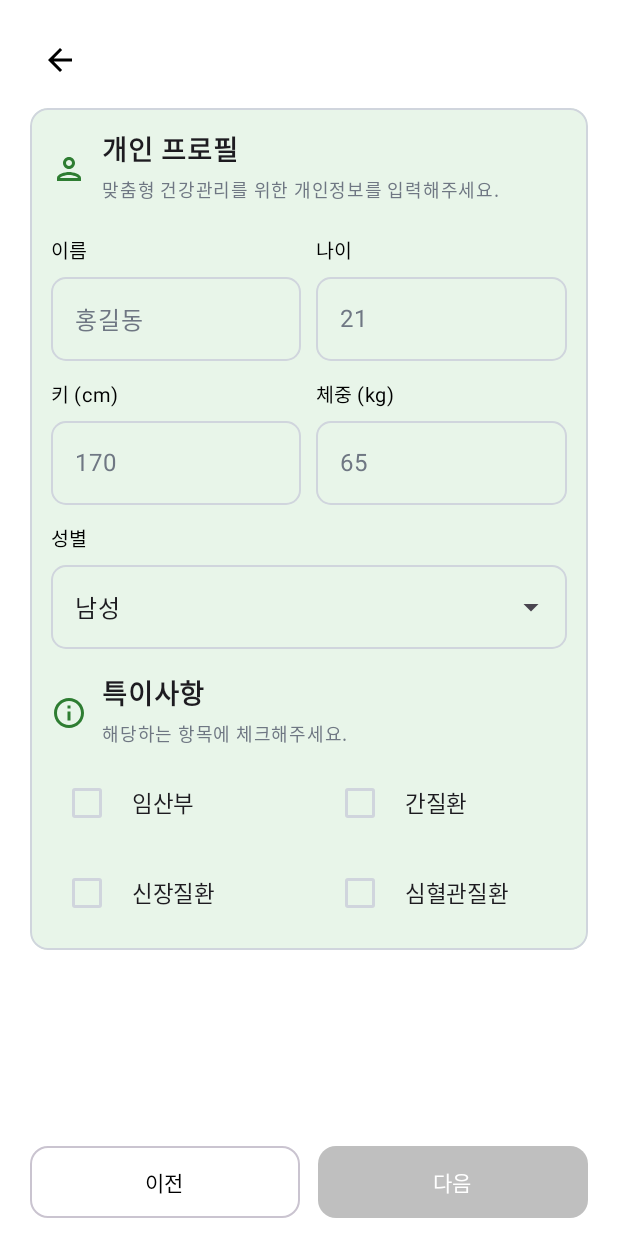
After one commit to leedain0228/Health-Care-Dispenser, an Android app built with Jetpack Compose: the ProfileAddScreen screen opened through its navigation route, on a phone screen of 412 x 824 dp. The commit adds this screen. Run offline under Robolectric (Android 15) with nearby library versions, the phone set to English and light mode, and no system bars.

Commit message:
프로필추가화면까찌 구현완료

```diff
--- a/app/src/main/java/com/example/healthcaredispenser/navigation/NavGraph.kt
+++ b/app/src/main/java/com/example/healthcaredispenser/navigation/NavGraph.kt
@@ -11,7 +11,9 @@ object Routes {
     const val WELCOME = "welcome"
     const val SIGNUP  = "signup"
     const val PROFILE = "profile"
+    const val PROFILE_ADD = "profile_add"
     const val HABITS  = "habits"
+
 }
 
 @Composable
@@ -42,6 +44,8 @@ fun AppNavGraph(
             ProfileScreen(navController = navController)
         }
 
+        composable(Routes.PROFILE_ADD) { ProfileAddScreen(navController) }
+
         composable(Routes.HABITS) {
             HabitsScreen(navController = navController)
         }
--- a/app/src/main/java/com/example/healthcaredispenser/ui/screens/HabitsScreen.kt
+++ b/app/src/main/java/com/example/healthcaredispenser/ui/screens/HabitsScreen.kt
@@ -31,7 +31,7 @@ import androidx.compose.ui.unit.Dp
 import androidx.compose.ui.unit.dp
 import androidx.compose.ui.unit.sp
 import androidx.navigation.NavController
-import com.example.healthcaredispenser.ui.theme.BorderGray
+import com.example.healthcaredispenser.navigation.Routes
 import com.example.healthcaredispenser.ui.theme.HintGray
 import com.example.healthcaredispenser.ui.theme.LoginGreen
 import com.example.healthcaredispenser.ui.theme.SignBg
@@ -90,7 +90,6 @@ fun HabitsScreen(
             BackBar(onBack = { navController.popBackStack() })
         },
         bottomBar = {
-            // 버튼만 고정 (탭바 제거)
             Box(
                 modifier = Modifier
                     .fillMaxWidth()
@@ -99,16 +98,17 @@ fun HabitsScreen(
             ) {
                 Button(
                     onClick = {
-                        navController.previousBackStackEntry
+                        // ✅ 선택 습관 저장 → 프로필 추가 화면으로 이동
+                        navController.currentBackStackEntry
                             ?.savedStateHandle
-                            ?.set("newProfile", TempProfile(name = "새 프로필", habits = chosen))
-                        navController.popBackStack()
+                            ?.set("chosenHabits", ArrayList(chosen))
+                        navController.navigate(Routes.PROFILE_ADD)
                     },
                     enabled = canProceed,
                     modifier = Modifier
                         .width(HabitsUI.BtnWidth)
                         .height(HabitsUI.BtnHeight)
-                        .offset(y = (-12).dp), // 👈 버튼만 위로 올림
+                        .offset(y = (-12).dp),
                     colors = ButtonDefaults.buttonColors(
                         containerColor = LoginGreen,
                         contentColor = Color.White,
@@ -131,7 +131,6 @@ fun HabitsScreen(
         ) {
             Spacer(Modifier.height(HabitsUI.TitleTop))
 
-            // 제목/부제목 중앙 정렬
             Text(
                 text = "생활습관 선택",
                 modifier = Modifier.fillMaxWidth(),
@@ -151,7 +150,6 @@ fun HabitsScreen(
 
             Spacer(Modifier.height(18.dp))
 
-            // 카드 7개
             items.forEachIndexed { idx, item ->
                 val isOn = selected[item.label] == true
                 HabitRow(
@@ -168,7 +166,6 @@ fun HabitsScreen(
     }
 }
 
-/** 전체폭 카드(아이콘+텍스트, 녹색 테두리). 선택 시 연녹 배경 */
 @Composable
 private fun HabitRow(
     label: String,
@@ -195,7 +192,6 @@ private fun HabitRow(
     }
 }
 
-/** 공통 뒤로가기 바 */
 @Composable
 private fun BackBar(
     onBack: () -> Unit,
--- /dev/null
+++ b/app/src/main/java/com/example/healthcaredispenser/ui/screens/ProfileAddScreen.kt
@@ -0,0 +1,375 @@
+@file:OptIn(androidx.compose.material3.ExperimentalMaterial3Api::class)
+
+package com.example.healthcaredispenser.ui.screens
+
+import androidx.compose.foundation.background
+import androidx.compose.foundation.border
+import androidx.compose.foundation.layout.*
+import androidx.compose.foundation.rememberScrollState
+import androidx.compose.foundation.shape.RoundedCornerShape
+import androidx.compose.foundation.text.KeyboardOptions
+import androidx.compose.foundation.verticalScroll
+import androidx.compose.material.icons.Icons
+import androidx.compose.material.icons.filled.ArrowBack
+import androidx.compose.material.icons.outlined.Info
+import androidx.compose.material.icons.outlined.Person
+import androidx.compose.material3.*
+import androidx.compose.runtime.*
+import androidx.compose.runtime.saveable.rememberSaveable
+import androidx.compose.ui.Alignment
+import androidx.compose.ui.Modifier
+import androidx.compose.ui.draw.clip
+import androidx.compose.ui.graphics.Color
+import androidx.compose.ui.text.font.FontWeight
+import androidx.compose.ui.text.input.KeyboardType
+import androidx.compose.ui.unit.Dp
+import androidx.compose.ui.unit.dp
+import androidx.compose.ui.unit.sp
+import androidx.navigation.NavController
+import com.example.healthcaredispenser.navigation.Routes
+import com.example.healthcaredispenser.ui.theme.BorderGray
+import com.example.healthcaredispenser.ui.theme.HintGray
+import com.example.healthcaredispenser.ui.theme.LoginGreen
+import com.example.healthcaredispenser.ui.theme.SignBg
+
+// 피그마 감성에 가깝게 약간 타이트한 토큰
+private object AddUI {
+    val ScreenSide = 20.dp
+    val CardRadius = 12.dp
+    val CardPad = 14.dp
+    val FieldGap = 10.dp
+    val SectionGap = 16.dp
+    val TitleTop = 8.dp
+    val FieldCorner = 10.dp
+    val BtnHeight = 48.dp
+}
+
+@Composable
+fun ProfileAddScreen(
+    navController: NavController
+) {
+    // ✅ HabitsScreen에서 선택한 습관 받기
+    val chosenHabits = remember {
+        navController.previousBackStackEntry
+            ?.savedStateHandle
+            ?.get<ArrayList<String>>("chosenHabits")
+            ?: arrayListOf()
+    }
+
+    var name by rememberSaveable { mutableStateOf("") }
+    var age by rememberSaveable { mutableStateOf("") }
+    var height by rememberSaveable { mutableStateOf("") }
+    var weight by rememberSaveable { mutableStateOf("") }
+
+    var genderExpanded by rememberSaveable { mutableStateOf(false) }
+    var gender by rememberSaveable { mutableStateOf("남성") }
+
+    var isPregnant by rememberSaveable { mutableStateOf(false) }
+    var hasLiver by rememberSaveable { mutableStateOf(false) }
+    var hasKidney by rememberSaveable { mutableStateOf(false) }
+    var hasCardio by rememberSaveable { mutableStateOf(false) }
+
+    // 정수만 허용
+    fun onlyDigits(old: String, new: String) =
+        if (new.all { it.isDigit() } || new.isBlank()) new else old
+
+    val valid = name.isNotBlank() && age.isNotBlank() && height.isNotBlank() && weight.isNotBlank()
+
+    Scaffold(
+        containerColor = Color.White,
+        // ⬇️ bottom inset 포함(버튼에 컨텐츠 안 가리게)
+        contentWindowInsets = WindowInsets.safeDrawing,
+        topBar = { BackBar(onBack = { navController.popBackStack() }) },
+        bottomBar = {
+            Row(
+                modifier = Modifier
+                    .fillMaxWidth()
+                    .padding(horizontal = AddUI.ScreenSide, vertical = 12.dp),
+                horizontalArrangement = Arrangement.spacedBy(12.dp)
+            ) {
+                OutlinedButton(
+                    onClick = { navController.popBackStack() },
+                    border = ButtonDefaults.outlinedButtonBorder.copy(width = 1.dp),
+                    modifier = Modifier
+                        .height(AddUI.BtnHeight)
+                        .weight(1f),
+                    colors = ButtonDefaults.outlinedButtonColors(
+                        containerColor = Color.White,
+                        contentColor = Color.Black
+                    ),
+                    shape = RoundedCornerShape(12.dp)
+                ) { Text("이전") }
+
+                Button(
+                    onClick = {
+                        val profileName = name.ifBlank { "새 프로필" }
+                        val profileEntry = navController.getBackStackEntry(Routes.PROFILE)
+                        profileEntry.savedStateHandle["newProfile"] =
+                            TempProfile(
+                                name = profileName,
+                                habits = chosenHabits
+                            )
+                        navController.popBackStack(Routes.PROFILE, inclusive = false)
+                    },
+                    enabled = valid,
+                    modifier = Modifier
+                        .height(AddUI.BtnHeight)
+                        .weight(1f),
+                    colors = ButtonDefaults.buttonColors(
+                        containerColor = LoginGreen,
+                        contentColor = Color.White,
+                        disabledContainerColor = Color(0xFFBFBFBF),
+                        disabledContentColor = Color.White
+                    ),
+                    shape = RoundedCornerShape(12.dp)
+                ) { Text("다음") }
+            }
+        }
+    ) { inner ->
+        Column(
+            modifier = Modifier
+                .padding(inner) // ⬅️ bottomBar 높이만큼 자동 패딩
+                .fillMaxSize()
+                .padding(horizontal = AddUI.ScreenSide)
+                .verticalScroll(rememberScrollState())
+        ) {
+            Spacer(Modifier.height(AddUI.TitleTop))
+
+            // === 카드 ===
+            Column(
+                modifier = Modifier
+                    .fillMaxWidth()
+                    .clip(RoundedCornerShape(AddUI.CardRadius))
+                    .background(SignBg)
+                    .border(1.dp, BorderGray, RoundedCornerShape(AddUI.CardRadius))
+                    .padding(AddUI.CardPad)
+            ) {
+                // 섹션 아이콘 + 텍스트 (피그마 느낌)
+                SectionHeader(
+                    icon = Icons.Outlined.Person,
+                    title = "개인 프로필",
+                    subtitle = "맞춤형 건강관리를 위한 개인정보를 입력해주세요."
+                )
+
+                Spacer(Modifier.height(AddUI.SectionGap))
+
+                // 이름 / 나이
+                Row(Modifier.fillMaxWidth(), horizontalArrangement = Arrangement.spacedBy(10.dp)) {
+                    LabeledField(
+                        label = "이름",
+                        value = name,
+                        onValueChange = { name = it },
+                        placeholder = "홍길동",
+                        modifier = Modifier.weight(1f),
+                        corner = AddUI.FieldCorner
+                    )
+                    LabeledField(
+                        label = "나이",
+                        value = age,
+                        onValueChange = { age = onlyDigits(age, it) },
+                        placeholder = "21",
+                        keyboardType = KeyboardType.Number,
+                        modifier = Modifier.weight(1f),
+                        corner = AddUI.FieldCorner
+                    )
+                }
+
+                Spacer(Modifier.height(AddUI.FieldGap))
+
+                // 키 / 체중
+                Row(Modifier.fillMaxWidth(), horizontalArrangement = Arrangement.spacedBy(10.dp)) {
+                    LabeledField(
+                        label = "키 (cm)",
+                        value = height,
+                        onValueChange = { height = onlyDigits(height, it) },
+                        placeholder = "170",
+                        keyboardType = KeyboardType.Number,
+                        modifier = Modifier.weight(1f),
+                        corner = AddUI.FieldCorner
+                    )
+                    LabeledField(
+                        label = "체중 (kg)",
+                        value = weight,
+                        onValueChange = { weight = onlyDigits(weight, it) },
+                        placeholder = "65",
+                        keyboardType = KeyboardType.Number,
+                        modifier = Modifier.weight(1f),
+                        corner = AddUI.FieldCorner
+                    )
+                }
+
+                Spacer(Modifier.height(AddUI.FieldGap))
+
+                // 성별 드롭다운
+                Text("성별", fontSize = 13.sp, color = Color.Black)
+                Spacer(Modifier.height(6.dp))
+                ExposedDropdownMenuBox(
+                    expanded = genderExpanded,
+                    onExpandedChange = { genderExpanded = !genderExpanded }
+                ) {
+                    OutlinedTextField(
+                        value = gender,
+                        onValueChange = {},
+                        readOnly = true,
+                        trailingIcon = { ExposedDropdownMenuDefaults.TrailingIcon(expanded = genderExpanded) },
+                        modifier = Modifier
+                            .menuAnchor()
+                            .fillMaxWidth(),
+                        shape = RoundedCornerShape(AddUI.FieldCorner),
+                        colors = OutlinedTextFieldDefaults.colors(
+                            focusedBorderColor = LoginGreen,
+                            unfocusedBorderColor = BorderGray,
+                            cursorColor = LoginGreen
+                        )
+                    )
+                    ExposedDropdownMenu(
+                        expanded = genderExpanded,
+                        onDismissRequest = { genderExpanded = false }
+                    ) {
+                        DropdownMenuItem(
+                            text = { Text("남성") },
+                            onClick = { gender = "남성"; genderExpanded = false }
+                        )
+                        DropdownMenuItem(
+                            text = { Text("여성") },
+                            onClick = { gender = "여성"; genderExpanded = false }
+                        )
+                    }
+                }
+
+                Spacer(Modifier.height(AddUI.SectionGap))
+
+                // 특이사항 (아이콘 + 텍스트)
+                SectionHeader(
+                    icon = Icons.Outlined.Info,
+                    title = "특이사항",
+                    subtitle = "해당하는 항목에 체크해주세요."
+                )
+
+                Spacer(Modifier.height(10.dp))
+
+                // ✅ 체크리스트 2x2 Grid
+                Column(verticalArrangement = Arrangement.spacedBy(12.dp)) {
+                    Row(
+                        modifier = Modifier.fillMaxWidth(),
+                        horizontalArrangement = Arrangement.spacedBy(20.dp)
+                    ) {
+                        Box(modifier = Modifier.weight(1f)) {
+                            CheckRow("임산부", isPregnant) { isPregnant = it }
+                        }
+                        Box(modifier = Modifier.weight(1f)) {
+                            CheckRow("간질환", hasLiver) { hasLiver = it }
+                        }
+                    }
+                    Row(
+                        modifier = Modifier.fillMaxWidth(),
+                        horizontalArrangement = Arrangement.spacedBy(20.dp)
+                    ) {
+                        Box(modifier = Modifier.weight(1f)) {
+                            CheckRow("신장질환", hasKidney) { hasKidney = it }
+                        }
+                        Box(modifier = Modifier.weight(1f)) {
+                            CheckRow("심혈관질환", hasCardio) { hasCardio = it }
+                        }
+                    }
+                }
+            }
+        }
+    }
+}
+
+/* 섹션 아이콘 + 텍스트 */
+@Composable
+private fun SectionHeader(
+    icon: androidx.compose.ui.graphics.vector.ImageVector,
+    title: String,
+    subtitle: String
+) {
+    Row(
+        verticalAlignment = Alignment.CenterVertically,
+        horizontalArrangement = Arrangement.spacedBy(10.dp)
+    ) {
+        Icon(icon, contentDescription = null, tint = LoginGreen)
+        Column {
+            Text(title, fontSize = 18.sp, fontWeight = FontWeight.SemiBold)
+            Spacer(Modifier.height(2.dp))
+            Text(subtitle, fontSize = 12.sp, color = HintGray)
+        }
+    }
+}
+
+/* 라벨 + 필드 */
+@Composable
+private fun LabeledField(
+    label: String,
+    value: String,
+    onValueChange: (String) -> Unit,
+    placeholder: String,
+    modifier: Modifier = Modifier,
+    keyboardType: KeyboardType = KeyboardType.Text,
+    corner: Dp = 10.dp
+) {
+    Column(modifier) {
+        Text(label, fontSize = 13.sp, color = Color.Black)
+        Spacer(Modifier.height(6.dp))
+        OutlinedTextField(
+            value = value,
+            onValueChange = onValueChange,
+            singleLine = true,
+            placeholder = { Text(placeholder, color = HintGray) },
+            keyboardOptions = KeyboardOptions(keyboardType = keyboardType),
+            shape = RoundedCornerShape(corner),
+            modifier = Modifier.fillMaxWidth(),
+            colors = OutlinedTextFieldDefaults.colors(
+                focusedBorderColor = LoginGreen,
+                unfocusedBorderColor = BorderGray,
+                cursorColor = LoginGreen
+            )
+        )
+    }
+}
+
+/* 체크박스 1줄 */
+@Composable
+private fun CheckRow(
+    text: String,
+    checked: Boolean,
+    onCheckedChange: (Boolean) -> Unit
+) {
+    Row(
+        modifier = Modifier.fillMaxWidth(),
+        verticalAlignment = Alignment.CenterVertically
+    ) {
+        Checkbox(
+            checked = checked,
+            onCheckedChange = onCheckedChange,
+            colors = CheckboxDefaults.colors(
+                checkedColor = LoginGreen,
+                uncheckedColor = BorderGray
+            )
+        )
+        Spacer(Modifier.width(6.dp))
+        Text(text, fontSize = 15.sp)
+    }
+}
+
+/* 공통 BackBar */
+@Composable
+private fun BackBar(
+    onBack: () -> Unit,
+    startPadding: Dp = 16.dp,
+    topPadding: Dp = 16.dp,
+    endPadding: Dp = 16.dp
+) {
+    Row(
+        modifier = Modifier
+            .fillMaxWidth()
+            .statusBarsPadding()
+            .padding(start = startPadding, top = topPadding, end = endPadding),
+        verticalAlignment = Alignment.CenterVertically
+    ) {
+        IconButton(onClick = onBack) {
+            Icon(Icons.Filled.ArrowBack, contentDescription = "뒤로", tint = Color.Black)
+        }
+    }
+}
--- a/app/src/main/java/com/example/healthcaredispenser/ui/screens/ProfileScreen.kt
+++ b/app/src/main/java/com/example/healthcaredispenser/ui/screens/ProfileScreen.kt
@@ -104,7 +104,7 @@ fun ProfileScreen(
                         stroke = 2.dp,
                         color = LoginGreen,
                         label = p.name,
-                        onClick = { /* TODO */ }
+                        onClick = { /*TODO*/}
                     )
                 }
             }
```
